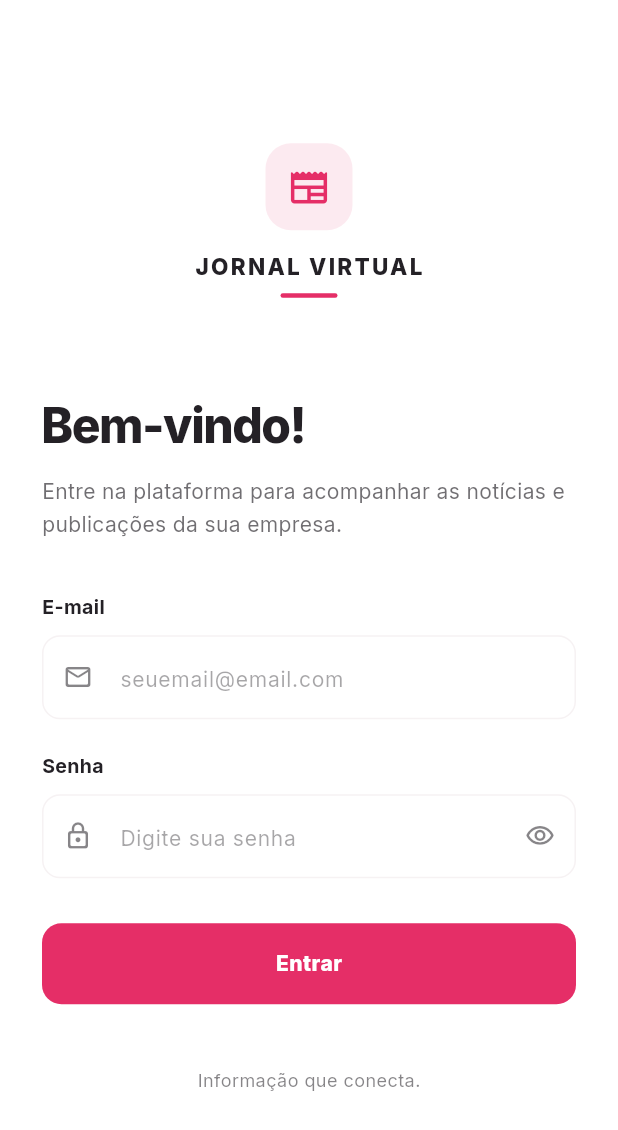
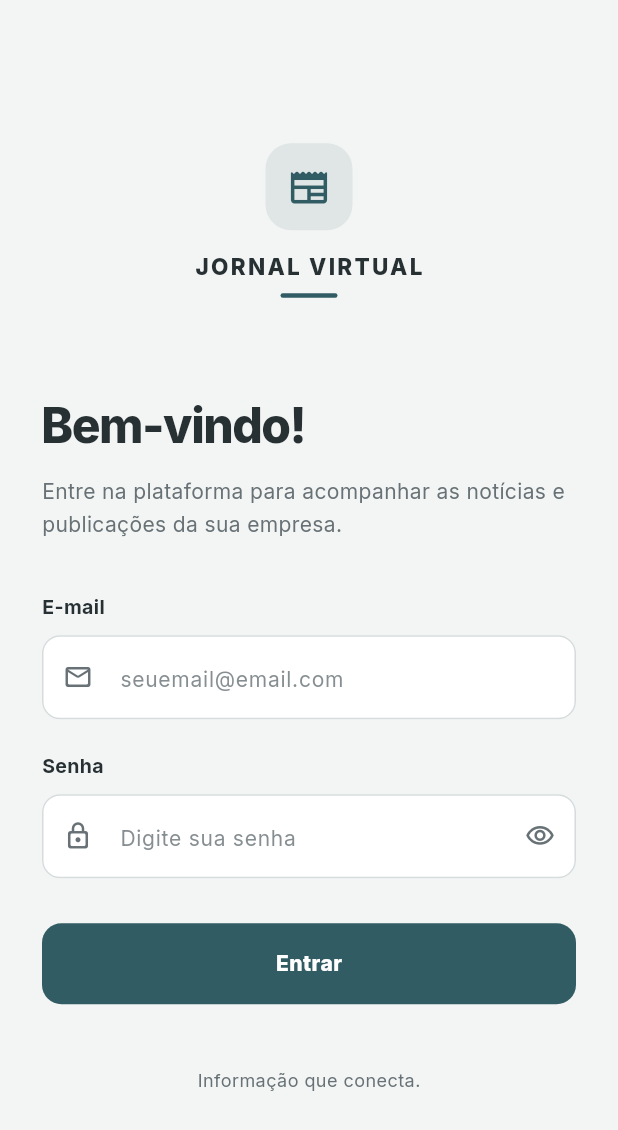
Before and after one commit to biaams-sys/jornalvirtual, a Flutter app: the screen it shows after launch, on a phone screen of 412 x 824 dp. Shown: the top 1130 px of the screen. Run offline on Flutter 3.47's test engine with Material 3 defaults, Android fonts, the phone set to English and light mode, and no system bars; our stand-ins replace flutter_local_notifications, google_fonts, image_picker, shared_preferences, video_player; accounts and stored records are empty.

Commit message:
cores login

```diff
--- a/flutter_jornal_comercial/lib/core/theme/app_theme.dart
+++ b/flutter_jornal_comercial/lib/core/theme/app_theme.dart
@@ -4,15 +4,15 @@ import 'package:google_fonts/google_fonts.dart';
 
 class AppTheme {
   static ThemeData get light => criar(
-        primary: const Color(0xFFE52E67),
-        primaryDark: const Color(0xFFD82B61),
-        secondary: const Color(0xFF817980),
-        background: const Color(0xFFFFFBFC),
-        surface: Colors.white,
-        text: const Color(0xFF242126),
-        textLight: const Color(0xFFAAA3A8),
-        border: const Color(0xFFEDE4E7),
-        danger: const Color(0xFFD82B61),
+        primary: const Color(0xFF315C63),
+        primaryDark: const Color(0xFF264A50),
+        secondary: const Color(0xFF687276),
+        background: const Color(0xFFF3F5F4),
+        surface: const Color(0xFFFFFFFF),
+        text: const Color(0xFF273033),
+        textLight: const Color(0xFF687276),
+        border: const Color(0xFFD6DCDD),
+        danger: const Color(0xFFB42318),
       );
 
   static ThemeData criar({
@@ -31,12 +31,23 @@ class AppTheme {
       primary: primary,
       onPrimary: Colors.white,
       secondary: secondary,
+      onSecondary: Colors.white,
       surface: surface,
       onSurface: text,
       error: danger,
+      onError: Colors.white,
     ).copyWith(
+      primary: primary,
+      onPrimary: Colors.white,
+      secondary: secondary,
+      onSecondary: Colors.white,
+      surface: surface,
+      onSurface: text,
+      onSurfaceVariant: textLight,
       outline: border,
-      surface: surface,
+      outlineVariant: border,
+      error: danger,
+      onError: Colors.white,
     );
 
     return ThemeData(
@@ -66,14 +77,19 @@ class AppTheme {
         ),
         focusedBorder: OutlineInputBorder(
           borderRadius: BorderRadius.circular(14),
-          borderSide: BorderSide(color: primary, width: 1.5),
+          borderSide: BorderSide(
+            color: primary,
+            width: 1.5,
+          ),
         ),
       ),
       elevatedButtonTheme: ElevatedButtonThemeData(
         style: ElevatedButton.styleFrom(
           backgroundColor: primary,
           foregroundColor: Colors.white,
+          disabledBackgroundColor: primary.withValues(alpha: 0.55),
           elevation: 0,
+          overlayColor: primaryDark.withValues(alpha: 0.12),
           shape: RoundedRectangleBorder(
             borderRadius: BorderRadius.circular(12),
           ),
--- a/flutter_jornal_comercial/lib/screens/auth/login_screen.dart
+++ b/flutter_jornal_comercial/lib/screens/auth/login_screen.dart
@@ -46,7 +46,6 @@ class _LoginScreenState extends State<LoginScreen> {
         senha: senha,
       );
 
-      // Carrega o tema correspondente à empresa do usuário.
       await TemaService.carregarTema();
 
       if (!mounted) return;
@@ -81,10 +80,11 @@ class _LoginScreenState extends State<LoginScreen> {
 
   @override
   Widget build(BuildContext context) {
-    final cores = Theme.of(context).colorScheme;
+    final tema = Theme.of(context);
+    final cores = tema.colorScheme;
 
     return Scaffold(
-      backgroundColor: cores.surface,
+      backgroundColor: tema.scaffoldBackgroundColor,
       body: SafeArea(
         child: Center(
           child: SingleChildScrollView(
@@ -153,7 +153,7 @@ class _LoginScreenState extends State<LoginScreen> {
                   Text(
                     'Entre na plataforma para acompanhar as notícias e publicações da sua empresa.',
                     style: TextStyle(
-                      color: cores.onSurface.withValues(alpha: 0.65),
+                      color: cores.onSurfaceVariant,
                       fontSize: 14,
                       height: 1.6,
                     ),
@@ -201,7 +201,7 @@ class _LoginScreenState extends State<LoginScreen> {
                           _mostrarSenha
                               ? Icons.visibility_off_outlined
                               : Icons.visibility_outlined,
-                          color: cores.onSurface.withValues(alpha: 0.55),
+                          color: cores.onSurfaceVariant,
                           size: 20,
                         ),
                       ),
@@ -242,7 +242,7 @@ class _LoginScreenState extends State<LoginScreen> {
                       onPressed: _carregando ? null : _login,
                       style: ElevatedButton.styleFrom(
                         backgroundColor: cores.primary,
-                        foregroundColor: Colors.white,
+                        foregroundColor: cores.onPrimary,
                         disabledBackgroundColor:
                             cores.primary.withValues(alpha: 0.55),
                         elevation: 0,
@@ -251,11 +251,11 @@ class _LoginScreenState extends State<LoginScreen> {
                         ),
                       ),
                       child: _carregando
-                          ? const SizedBox(
+                          ? SizedBox(
                               width: 21,
                               height: 21,
                               child: CircularProgressIndicator(
-                                color: Colors.white,
+                                color: cores.onPrimary,
                                 strokeWidth: 2,
                               ),
                             )
@@ -276,7 +276,7 @@ class _LoginScreenState extends State<LoginScreen> {
                     child: Text(
                       'Informação que conecta.',
                       style: TextStyle(
-                        color: cores.onSurface.withValues(alpha: 0.55),
+                        color: cores.onSurfaceVariant,
                         fontSize: 12,
                         letterSpacing: 0.3,
                       ),
@@ -311,13 +311,13 @@ class _LoginScreenState extends State<LoginScreen> {
     return InputDecoration(
       hintText: hint,
       hintStyle: TextStyle(
-        color: cores.onSurface.withValues(alpha: 0.4),
+        color: cores.onSurfaceVariant.withValues(alpha: 0.8),
         fontSize: 14,
       ),
       prefixIcon: Icon(
         icon,
         size: 20,
-        color: cores.onSurface.withValues(alpha: 0.55),
+        color: cores.onSurfaceVariant,
       ),
       suffixIcon: suffix,
       filled: true,
@@ -329,13 +329,13 @@ class _LoginScreenState extends State<LoginScreen> {
       border: OutlineInputBorder(
         borderRadius: BorderRadius.circular(12),
         borderSide: BorderSide(
-          color: cores.outline.withValues(alpha: 0.5),
+          color: cores.outline,
         ),
       ),
       enabledBorder: OutlineInputBorder(
         borderRadius: BorderRadius.circular(12),
         borderSide: BorderSide(
-          color: cores.outline.withValues(alpha: 0.5),
+          color: cores.outline,
         ),
       ),
       focusedBorder: OutlineInputBorder(
```
Also changed, not shown: flutter_jornal_comercial/lib/services/tema_service.dart (+12 -11 lines).
